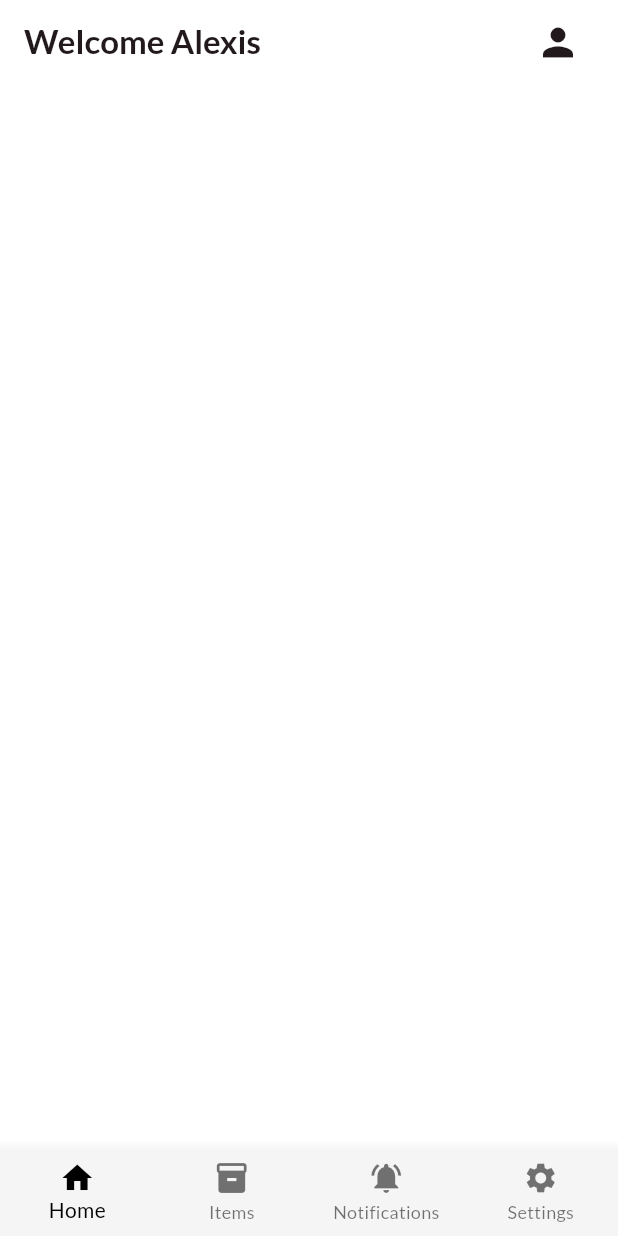
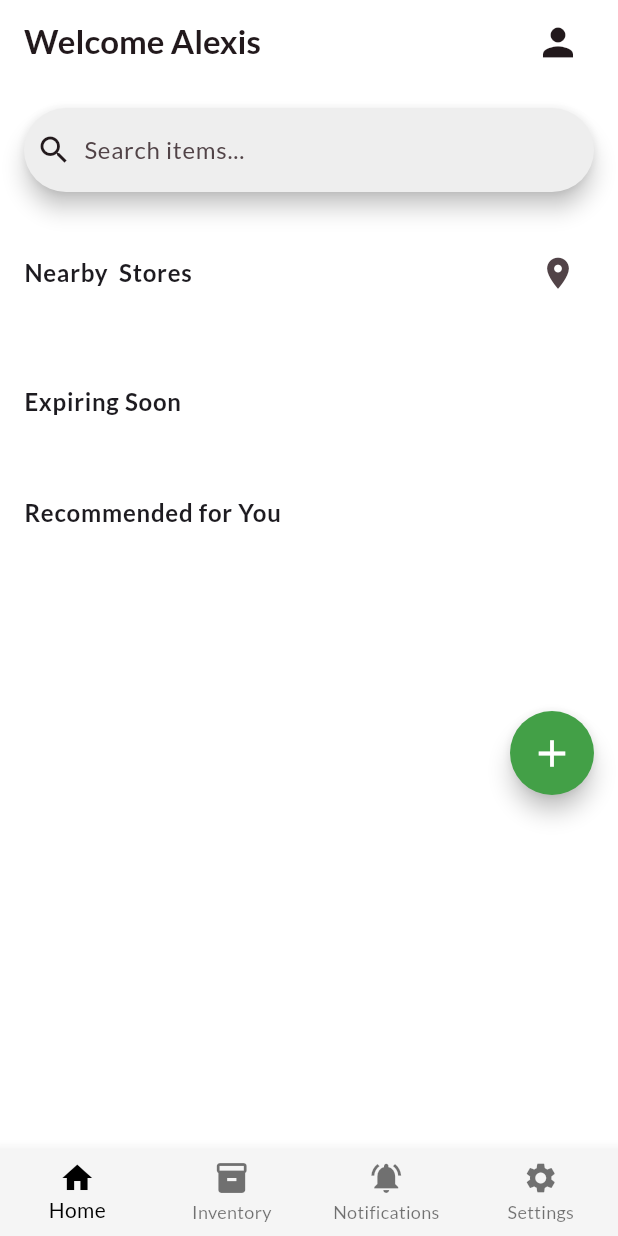
Before and after one commit to AlexisIvan2000/ShelfMind, a Flutter app: the DashboardScreen screen opened directly, on a phone screen of 412 x 824 dp. Run offline on Flutter 3.47's test engine with Material 3 defaults, Android fonts, the phone set to English and light mode, and no system bars; our stand-ins replace google_fonts.

Commit message:
Dashboard and inventory screen improvements: added a search bar, a floating action button, and an improved user interface. Updated navigation labels and a new item upload form.

```diff
--- a/front_end/lib/screens/dashboard.dart
+++ b/front_end/lib/screens/dashboard.dart
@@ -1,6 +1,5 @@
 import 'package:flutter/material.dart';
 import 'package:front_end/widgets/dashboard/navigation.dart';
-
 
 class DashboardScreen extends StatefulWidget {
   const DashboardScreen({super.key});
@@ -14,6 +13,7 @@ class _DashboardScreenState extends State<DashboardScreen> {
   Widget build(BuildContext context) {
     return Scaffold(
       appBar: AppBar(
+        backgroundColor: Colors.white,
         title: Row(
           mainAxisAlignment: MainAxisAlignment.spaceBetween,
           children: [
@@ -22,17 +22,90 @@ class _DashboardScreenState extends State<DashboardScreen> {
               onPressed: () {
                 // Add your onPressed code here
               },
-              icon: const Icon(Icons.person, size: 30,)
-            )
+              icon: const Icon(Icons.person, size: 30),
+            ),
           ],
-        )
+        ),
       ),
       body: SingleChildScrollView(
-        padding: const EdgeInsets.all(16),
+        padding: const EdgeInsets.all(16.0),
         child: Column(
           mainAxisAlignment: MainAxisAlignment.center,
           children: [
-
+            SearchBar(
+              hintText: "Search items...",
+              leading: const Icon(Icons.search),
+              onChanged: (value) {
+                // Handle search input change
+              },
+              shape: WidgetStateProperty.all(
+                RoundedRectangleBorder(
+                  borderRadius: BorderRadius.circular(30.0),
+                ),
+              ),
+              backgroundColor: WidgetStateProperty.all(Colors.grey[200]!),
+            ),
+            const SizedBox(height: 30),
+            Row(
+              mainAxisAlignment: MainAxisAlignment.spaceBetween,
+              children: [
+                Text(
+                  "Nearby  Stores",
+                  style: Theme.of(context).textTheme.bodyLarge!.copyWith(
+                    fontSize: 16,
+                    fontWeight: FontWeight.bold,
+                  ),
+                ),
+                IconButton(
+                  onPressed: () {
+                    // Handle view all action
+                  },
+                  icon: Icon(Icons.location_on_sharp, size: 25),
+                ),
+              ],
+            ),
+            const SizedBox(height: 20),
+            // list of nearby stores would go here
+            const SizedBox(height: 30),
+           Align(
+              alignment: Alignment.centerLeft,
+              child: Text(
+                "Expiring Soon",
+                style: Theme.of(context).textTheme.bodyLarge!.copyWith(
+                  fontSize: 16,
+                  fontWeight: FontWeight.bold,
+                ),
+              ),
+            ),
+            const SizedBox(height: 20),
+            // list of expiring items would go here
+            const SizedBox(height: 30),
+            Align(
+              alignment: Alignment.centerLeft,
+              child: Text(
+                "Recommended for You",
+                style: Theme.of(context).textTheme.bodyLarge!.copyWith(
+                  fontSize: 16,
+                  fontWeight: FontWeight.bold,
+                ),
+              ),
+            ),
+            const SizedBox(height: 20),
+            // list of recommended items would go here
+            const SizedBox(height: 100),
+            Align(
+              alignment: Alignment.centerRight,
+              child: FloatingActionButton(
+                onPressed: () {
+                  // Handle scan action
+                },
+                shape: RoundedRectangleBorder(
+                  borderRadius: BorderRadius.circular(30.0),
+                ),
+                backgroundColor: Colors.green[600],
+                child: const Icon(Icons.add, size: 30, color: Colors.white),
+              ),
+            )
           ],
         ),
       ),
--- a/front_end/lib/widgets/dashboard/navigation.dart
+++ b/front_end/lib/widgets/dashboard/navigation.dart
@@ -51,7 +51,7 @@ class _NavigateBarState extends State<NavigateBar> {
         ),
         BottomNavigationBarItem(
           icon: Icon(Icons.inventory),
-          label: 'Items',
+          label: 'Inventory',
         ),
         BottomNavigationBarItem(
           icon: Icon(Icons.notifications_on),
```
Also changed, not shown: front_end/lib/screens/inventory.dart (+52 -2 lines), front_end/lib/widgets/dashboard/add_item_form.dart (added).
